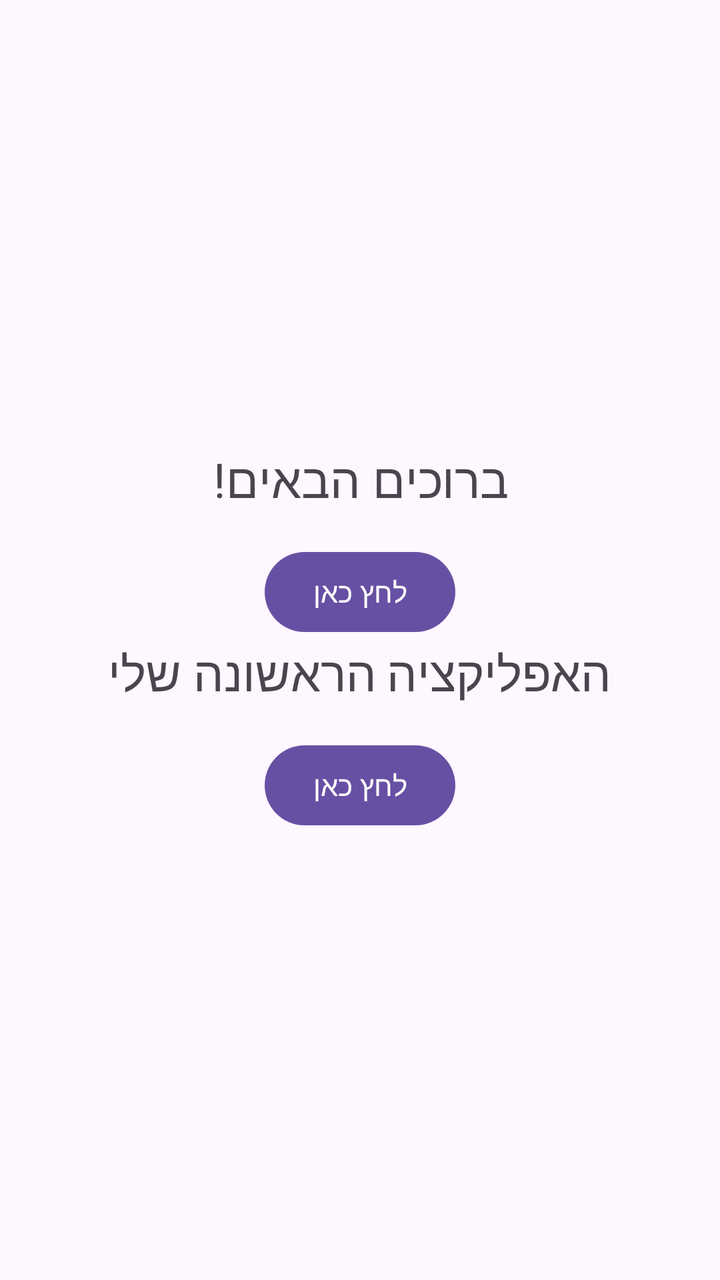
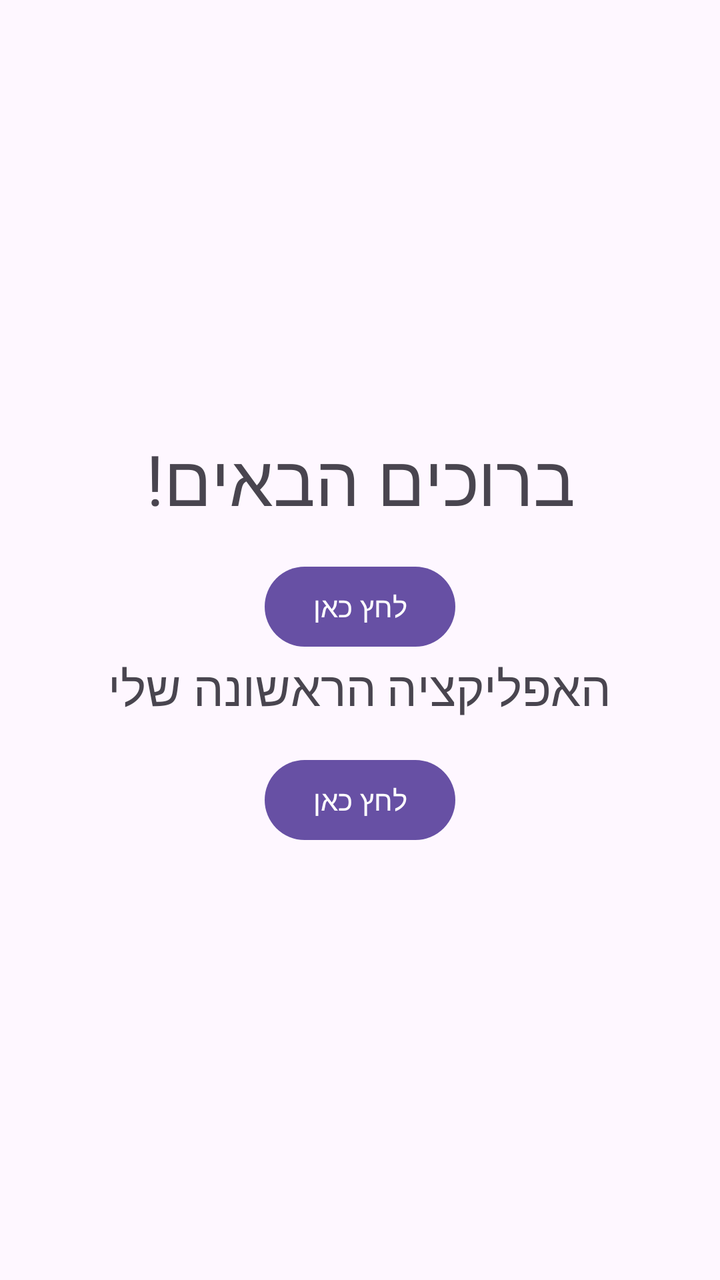

The first picture is an Android layout as it rendered before a commit; the second is the same layout after the commit. The layout source and the unified diff follow.
<!-- AndroidManifest.xml: application theme Theme.MorielMyApplication -->
<!-- res/layout/activity_main.xml -->
<?xml version="1.0" encoding="utf-8"?>
<LinearLayout xmlns:android="http://schemas.android.com/apk/res/android"
    android:layout_width="match_parent"
    android:layout_height="match_parent"
    android:orientation="vertical"
    android:gravity="center"
    android:padding="16dp">

    <TextView

        android:id="@+id/tvTitle"
        android:layout_width="wrap_content"
        android:layout_height="wrap_content"
        android:text="@string/welcome_message"
        android:textSize="24sp" />

    <Button
        android:id="@+id/btnClick"
        android:layout_width="wrap_content"
        android:layout_height="wrap_content"
        android:layout_marginTop="16dp"
        android:text="@string/click_here" />

    <TextView

        android:layout_width="wrap_content"
        android:layout_height="wrap_content"
        android:text="@string/my_message"
        android:textSize="24sp" />

    <Button
        android:id="@+id/btn_click_me"
        android:layout_width="wrap_content"
        android:layout_height="wrap_content"
        android:layout_marginTop="16dp"
        android:text="@string/click_here" />

</LinearLayout>
<!-- resources referenced by this layout -->
<resources>
  <string name="click_here">לחץ כאן</string>
  <string name="my_message">
      האפליקציה הראשונה שלי
  </string>
  <string name="welcome_message">ברוכים הבאים!</string>
  <style name="Theme.MorielMyApplication" parent="Base.Theme.MorielMyApplication" />
  <style name="Base.Theme.MorielMyApplication" parent="Theme.Material3.DayNight.NoActionBar">
          
          
      </style>
</resources>

<!-- the commit's change to res/layout/activity_main.xml (unified diff, before → after) -->
@@ -12,7 +12,7 @@
         android:layout_width="wrap_content"
         android:layout_height="wrap_content"
         android:text="@string/welcome_message"
-        android:textSize="24sp" />
+        android:textSize="35sp" />
 
     <Button
         android:id="@+id/btnClick"
@@ -35,4 +35,5 @@
         android:layout_marginTop="16dp"
         android:text="@string/click_here" />
 
+
 </LinearLayout>
